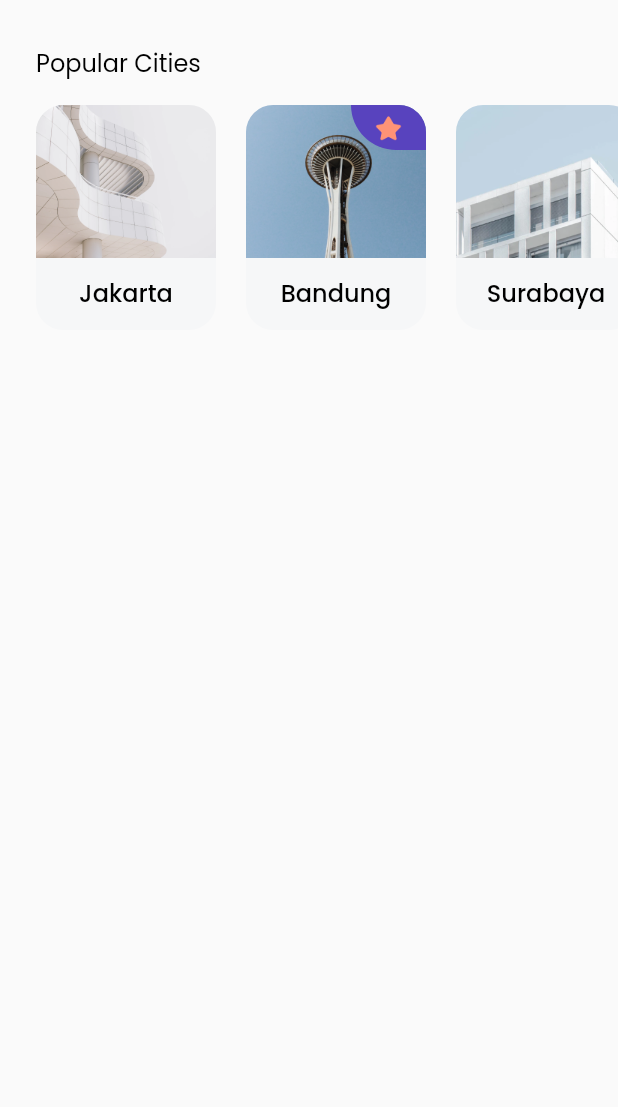
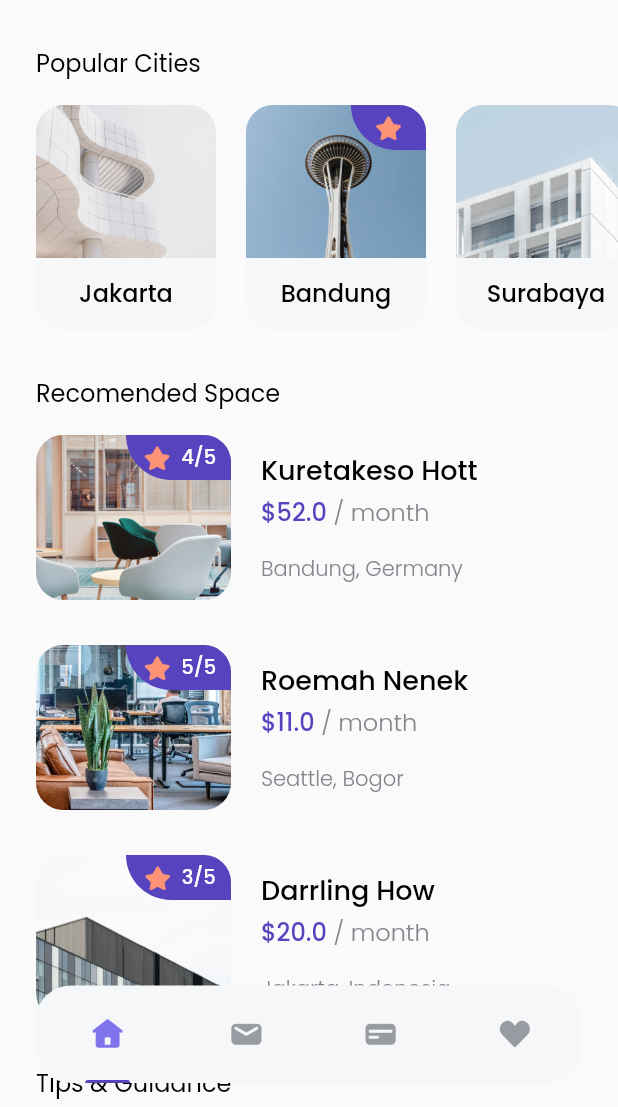
Before and after one commit to Syahro/cozy, a Flutter app: the screen it shows after launch, after a tap on "Explore Now", on a phone screen of 412 x 824 dp, the part 129-1236 px from its top. Run offline on Flutter 3.47's test engine with Material 2 defaults, Android fonts, the light colour scheme and no system bars; our stand-ins replace google_fonts.

Commit message:
add some assets, model and ui space, tips, and modified that

```diff
--- /dev/null
+++ b/lib/model/space.dart
@@ -0,0 +1,19 @@
+class Space {
+  int id;
+  String name;
+  String imageUrl;
+  double price;
+  String city;
+  String country;
+  int rating;
+
+  Space({
+    this.id,
+    this.name,
+    this.imageUrl,
+    this.price,
+    this.city,
+    this.country,
+    this.rating,
+  });
+}
--- /dev/null
+++ b/lib/model/tips.dart
@@ -0,0 +1,13 @@
+class Tips {
+  int id;
+  String title;
+  String imageUrl;
+  String updatedAt;
+
+  Tips({
+    this.id,
+    this.title,
+    this.imageUrl,
+    this.updatedAt,
+  });
+}
--- a/lib/pages/home_page.dart
+++ b/lib/pages/home_page.dart
@@ -1,6 +1,11 @@
 import 'package:cozy/model/city.dart';
+import 'package:cozy/model/space.dart';
+import 'package:cozy/model/tips.dart';
 import 'package:cozy/theme.dart';
+import 'package:cozy/widget/bottom_navbar_item.dart';
 import 'package:cozy/widget/city_card.dart';
+import 'package:cozy/widget/space_card.dart';
+import 'package:cozy/widget/tips_card.dart';
 import 'package:flutter/material.dart';
 
 class HomePage extends StatelessWidget {
@@ -8,10 +13,12 @@ class HomePage extends StatelessWidget {
   Widget build(BuildContext context) {
     return Scaffold(
       body: SafeArea(
-        child: Padding(
-          padding: EdgeInsets.symmetric(vertical: edge),
         child: ListView(
           children: [
+            SizedBox(
+              height: edge,
+            ),
+            //NOTE: TITLE/HEADER
             Padding(
               padding: EdgeInsets.only(left: edge),
               child: Text(
@@ -36,14 +43,12 @@ class HomePage extends StatelessWidget {
             SizedBox(
               height: 30,
             ),
+            //NOTE: POPULAR CITIES
             Padding(
               padding: EdgeInsets.only(left: edge),
               child: Text(
                 'Popular Cities',
-                  style: blackTextStyle.copyWith(
-                    fontSize: 16,
-                    fontWeight: FontWeight.w400,
-                  ),
+                style: regularTextStyle,
               ),
             ),
             SizedBox(
@@ -88,11 +93,144 @@ class HomePage extends StatelessWidget {
                   ),
                 ],
               ),
-              )
+            ),
+            SizedBox(
+              height: 30,
+            ),
+            //NOTE: RECOMENDED SPACE
+            Padding(
+              padding: EdgeInsets.only(left: edge),
+              child: Text(
+                'Recomended Space',
+                style: regularTextStyle,
+              ),
+            ),
+            SizedBox(
+              height: 16,
+            ),
+            Padding(
+              padding: EdgeInsets.symmetric(horizontal: edge),
+              child: Column(
+                children: [
+                  SpaceCard(
+                    Space(
+                      id: 1,
+                      name: 'Kuretakeso Hott',
+                      imageUrl: 'assets/space1.png',
+                      price: 52,
+                      city: 'Bandung',
+                      country: 'Germany',
+                      rating: 4,
+                    ),
+                  ),
+                  SizedBox(
+                    height: 30,
+                  ),
+                  SpaceCard(
+                    Space(
+                      id: 2,
+                      name: 'Roemah Nenek',
+                      imageUrl: 'assets/space2.png',
+                      price: 11,
+                      city: 'Seattle',
+                      country: 'Bogor',
+                      rating: 5,
+                    ),
+                  ),
+                  SizedBox(
+                    height: 30,
+                  ),
+                  SpaceCard(
+                    Space(
+                      id: 3,
+                      name: 'Darrling How',
+                      imageUrl: 'assets/space3.png',
+                      price: 20,
+                      city: 'Jakarta',
+                      country: 'Indonesia',
+                      rating: 3,
+                    ),
+                  ),
+                  SizedBox(
+                    height: 30,
+                  ),
                 ],
               ),
             ),
+            Padding(
+              padding: EdgeInsets.only(left: edge),
+              child: Text(
+                'Tips & Guidance',
+                style: regularTextStyle,
               ),
+            ),
+            SizedBox(
+              height: 16,
+            ),
+            //NOTE: TIPS AND GUIDANCE
+            Padding(
+              padding: EdgeInsets.symmetric(horizontal: edge),
+              child: Column(
+                children: [
+                  TipsCard(
+                    Tips(
+                      id: 1,
+                      title: 'City Guidelines',
+                      imageUrl: 'assets/tips1.png',
+                      updatedAt: '20 Apr',
+                    ),
+                  ),
+                  SizedBox(
+                    height: 20,
+                  ),
+                  TipsCard(
+                    Tips(
+                      id: 2,
+                      title: 'Jakarta Fairship',
+                      imageUrl: 'assets/tips2.png',
+                      updatedAt: '11 Dec',
+                    ),
+                  ),
+                ],
+              ),
+            ),
+            SizedBox(
+              height: 70 + edge,
+            ),
+          ],
+        ),
+      ),
+      floatingActionButton: Container(
+        height: 65,
+        width: MediaQuery.of(context).size.width - (2 * edge),
+        margin: EdgeInsets.symmetric(horizontal: edge),
+        decoration: BoxDecoration(
+          color: lightGreyColor,
+          borderRadius: BorderRadius.circular(23),
+        ),
+        child: Row(
+          mainAxisAlignment: MainAxisAlignment.spaceAround,
+          children: [
+            BottomNavbarItem(
+              imageUrl: 'assets/icon_home.png',
+              isActive: true,
+            ),
+            BottomNavbarItem(
+              imageUrl: 'assets/icon_mail.png',
+              isActive: false,
+            ),
+            BottomNavbarItem(
+              imageUrl: 'assets/icon_card.png',
+              isActive: false,
+            ),
+            BottomNavbarItem(
+              imageUrl: 'assets/icon_love.png',
+              isActive: false,
+            ),
+          ],
+        ),
+      ),
+      floatingActionButtonLocation: FloatingActionButtonLocation.centerFloat,
     );
   }
 }
--- a/lib/theme.dart
+++ b/lib/theme.dart
@@ -30,3 +30,9 @@ TextStyle purpleTextStyle = GoogleFonts.poppins(
   fontWeight: FontWeight.w500,
   color: purpleColor,
 );
+
+TextStyle regularTextStyle = GoogleFonts.poppins(
+  fontWeight: FontWeight.w400,
+  fontSize: 16,
+  color: blackColor,
+);
--- /dev/null
+++ b/lib/widget/bottom_navbar_item.dart
@@ -0,0 +1,41 @@
+import 'package:cozy/theme.dart';
+import 'package:flutter/material.dart';
+
+class BottomNavbarItem extends StatelessWidget {
+  final String imageUrl;
+  final bool isActive;
+
+  BottomNavbarItem({
+    this.imageUrl,
+    this.isActive = false,
+  });
+
+  @override
+  Widget build(BuildContext context) {
+    return Column(
+      // crossAxisAlignment: CrossAxisAlignment.center,
+      children: [
+        Spacer(),
+        Image.asset(
+          // isActive ? '${imageUrl}_active.png' : '${imageUrl}_inactive.png',
+          imageUrl,
+          width: 24,
+          height: 24,
+        ),
+        Spacer(),
+        isActive
+            ? Container(
+                width: 30,
+                height: 2,
+                decoration: BoxDecoration(
+                  color: purpleColor,
+                  borderRadius: BorderRadius.vertical(
+                    top: Radius.circular(1000),
+                  ),
+                ),
+              )
+            : Container(),
+      ],
+    );
+  }
+}
--- /dev/null
+++ b/lib/widget/space_card.dart
@@ -0,0 +1,102 @@
+import 'package:cozy/model/space.dart';
+import 'package:cozy/theme.dart';
+import 'package:flutter/material.dart';
+
+class SpaceCard extends StatelessWidget {
+  final Space space;
+
+  SpaceCard(this.space);
+
+  @override
+  Widget build(BuildContext context) {
+    return Row(
+      children: [
+        ClipRRect(
+          borderRadius: BorderRadius.circular(18),
+          child: Container(
+            width: 130,
+            height: 110,
+            child: Stack(
+              children: [
+                Image.asset(space.imageUrl),
+                Align(
+                  alignment: Alignment.topRight,
+                  child: Container(
+                    width: 70,
+                    height: 30,
+                    decoration: BoxDecoration(
+                      color: purpleColor,
+                      borderRadius: BorderRadius.only(
+                        bottomLeft: Radius.circular(36),
+                      ),
+                    ),
+                    child: Row(
+                      mainAxisAlignment: MainAxisAlignment.center,
+                      crossAxisAlignment: CrossAxisAlignment.center,
+                      children: [
+                        Image.asset(
+                          'assets/Icon_star.png',
+                          width: 22,
+                          height: 22,
+                        ),
+                        SizedBox(
+                          width: 5,
+                        ),
+                        Text(
+                          '${space.rating}/5',
+                          style: whiteTextStyle.copyWith(fontSize: 13),
+                        ),
+                      ],
+                    ),
+                  ),
+                ),
+              ],
+            ),
+          ),
+        ),
+        SizedBox(
+          width: 20,
+        ),
+        Column(
+          crossAxisAlignment: CrossAxisAlignment.start,
+          children: [
+            Text(
+              space.name,
+              style: blackTextStyle.copyWith(
+                fontSize: 18,
+              ),
+            ),
+            SizedBox(
+              height: 2,
+            ),
+            Text.rich(
+              TextSpan(
+                text: '\$${space.price}',
+                style: purpleTextStyle.copyWith(
+                  fontSize: 16,
+                ),
+                children: [
+                  TextSpan(
+                    text: ' / month',
+                    style: greyTextStyle.copyWith(
+                      fontSize: 16,
+                    ),
+                  )
+                ],
+              ),
+            ),
+            SizedBox(
+              height: 16,
+            ),
+            Text(
+              '${space.city}, ${space.country}',
+              style: greyTextStyle.copyWith(
+                fontSize: 14,
+              ),
+            )
+          ],
+        ),
+      ],
+    );
+  }
+}
--- /dev/null
+++ b/lib/widget/tips_card.dart
@@ -0,0 +1,49 @@
+import 'package:cozy/model/tips.dart';
+import 'package:cozy/theme.dart';
+import 'package:flutter/material.dart';
+
+class TipsCard extends StatelessWidget {
+  final Tips tips;
+
+  TipsCard(this.tips);
+  @override
+  Widget build(BuildContext context) {
+    return Row(
+      children: [
+        Image.asset(
+          tips.imageUrl,
+          width: 80,
+        ),
+        SizedBox(
+          width: 16,
+        ),
+        Column(
+          crossAxisAlignment: CrossAxisAlignment.start,
+          children: [
+            Text(
+              tips.title,
+              style: blackTextStyle.copyWith(
+                fontSize: 18,
+              ),
+            ),
+            SizedBox(
+              height: 4,
+            ),
+            Text(
+              'Updated ${tips.updatedAt}',
+              style: greyTextStyle.copyWith(
+                fontSize: 14,
+              ),
+            ),
+          ],
+        ),
+        Spacer(),
+        IconButton(
+          icon: Icon(Icons.chevron_right),
+          color: greyColor,
+          onPressed: () {},
+        )
+      ],
+    );
+  }
+}
```
Also changed, not shown: assets/icon_card.png (added), assets/icon_home.png (added), assets/icon_love.png (added), assets/icon_mail.png (added). Lines whose indentation alone changed are shown as unchanged.
